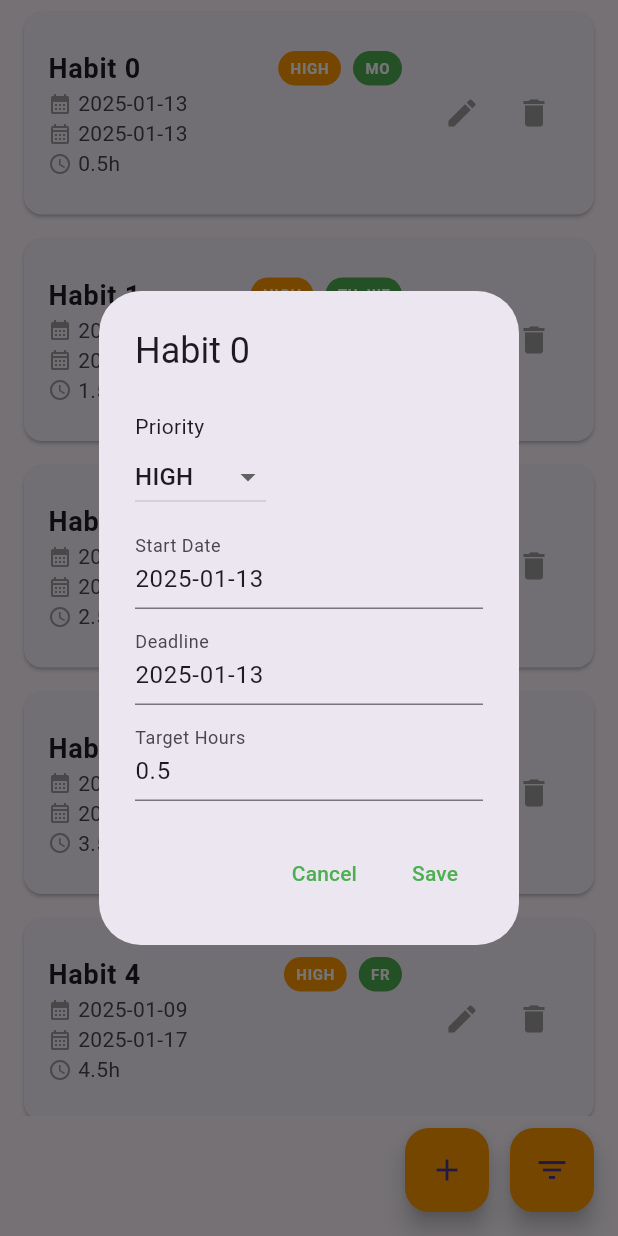
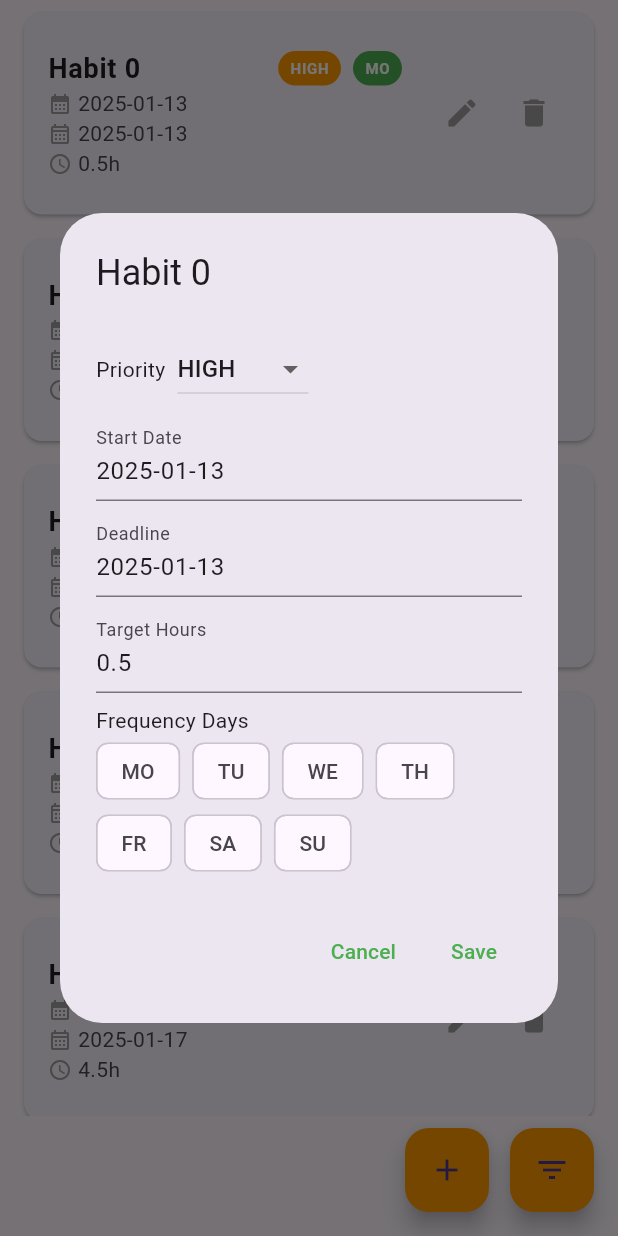
Before and after one commit to sk4ndal-commits/habitlyy, a Flutter app: the HabitsView screen opened directly, after a tap on the "edit" icon, on a phone screen of 412 x 824 dp. Run offline on Flutter 3.47's test engine with Material 3 defaults, Android fonts, the phone set to English and light mode, and no system bars; our stand-ins replace get_it, syncfusion_flutter_charts.

Commit message:
Make Days editable in habit view

```diff
--- a/lib/views/habits/habit_view.dart
+++ b/lib/views/habits/habit_view.dart
@@ -4,8 +4,7 @@ import '../../enums/frequency_days.dart';
 import '../../enums/habit_priority.dart';
 import '../../viewmodels/habits/habit_viewmodel.dart';
 
-/// A widget that displays a habit with options to edit or delete it.
-class HabitView extends StatelessWidget {
+class HabitView extends StatefulWidget {
   final TimeInvestmentHabitViewModel habit;
   final VoidCallback onDelete;
 
@@ -16,6 +15,11 @@ class HabitView extends StatelessWidget {
   }) : super(key: key);
 
   @override
+  _HabitViewState createState() => _HabitViewState();
+}
+
+class _HabitViewState extends State<HabitView> {
+  @override
   Widget build(BuildContext context) {
     return Card(
       margin: EdgeInsets.symmetric(vertical: 8.0, horizontal: 16.0),
@@ -25,7 +29,7 @@ class HabitView extends StatelessWidget {
           children: [
             Expanded(
               child: Text(
-                habit.title,
+                widget.habit.title,
                 style: TextStyle(fontWeight: FontWeight.bold, fontSize: 18.0),
               ),
             ),
@@ -36,7 +40,7 @@ class HabitView extends StatelessWidget {
                 borderRadius: BorderRadius.circular(12.0),
               ),
               child: Text(
-                habit.priority.toString().split('.').last,
+                widget.habit.priority.toString().split('.').last,
                 style: TextStyle(
                   color: Colors.white,
                   fontSize: 10.0,
@@ -52,7 +56,7 @@ class HabitView extends StatelessWidget {
                 borderRadius: BorderRadius.circular(12.0),
               ),
               child: Text(
-                _abbreviateFrequencyDays(habit.frequencyDays),
+                _abbreviateFrequencyDays(widget.habit.frequencyDays),
                 style: TextStyle(
                   color: Colors.white,
                   fontSize: 10.0,
@@ -69,7 +73,8 @@ class HabitView extends StatelessWidget {
               children: [
                 Icon(Icons.calendar_month, size: 16.0, color: Colors.grey),
                 SizedBox(width: 4.0),
-                Text('${habit.startDate.toLocal().toString().split(' ')[0]}'),
+                Text(
+                    '${widget.habit.startDate.toLocal().toString().split(' ')[0]}'),
               ],
             ),
             Row(
@@ -77,14 +82,15 @@ class HabitView extends StatelessWidget {
                 Icon(Icons.calendar_month_outlined,
                     size: 16.0, color: Colors.grey),
                 SizedBox(width: 4.0),
-                Text('${habit.deadline.toLocal().toString().split(' ')[0]}'),
+                Text(
+                    '${widget.habit.deadline.toLocal().toString().split(' ')[0]}'),
               ],
             ),
             Row(
               children: [
                 Icon(Icons.access_time, size: 16.0, color: Colors.grey),
                 SizedBox(width: 4.0),
-                Text('${habit.targetHours}h'),
+                Text('${widget.habit.targetHours}h'),
               ],
             ),
           ],
@@ -144,29 +150,35 @@ class HabitView extends StatelessWidget {
 
   void _showEditDialog(BuildContext context) {
     TextEditingController startDateController = TextEditingController(
-        text: habit.startDate.toLocal().toString().split(' ')[0]);
+        text: widget.habit.startDate.toLocal().toString().split(' ')[0]);
     TextEditingController deadlineController = TextEditingController(
-        text: habit.deadline.toLocal().toString().split(' ')[0]);
+        text: widget.habit.deadline.toLocal().toString().split(' ')[0]);
     TextEditingController targetHoursController =
-        TextEditingController(text: habit.targetHours.toString());
-    HabitPriority selectedPriority = habit.priority;
+        TextEditingController(text: widget.habit.targetHours.toString());
+    HabitPriority selectedPriority = widget.habit.priority;
+    List<FrequencyDay> selectedFrequencyDays = [];
 
     showDialog(
       context: context,
       builder: (BuildContext context) {
         return AlertDialog(
-          title: Text('${habit.title}'),
+          title: Text('${widget.habit.title}'),
           content: Column(
             mainAxisSize: MainAxisSize.min,
             crossAxisAlignment: CrossAxisAlignment.start,
             children: [
               SizedBox(height: 8.0),
+              Row(
+                children: [
                   Text("Priority"),
+                  SizedBox(width: 8.0),
                   DropdownButton<HabitPriority>(
                     value: selectedPriority,
                     onChanged: (HabitPriority? newValue) {
                       if (newValue != null) {
+                        setState(() {
                           selectedPriority = newValue;
+                        });
                       }
                     },
                     items: HabitPriority.values.map((HabitPriority priority) {
@@ -176,20 +188,80 @@ class HabitView extends StatelessWidget {
                       );
                     }).toList(),
                   ),
+                ],
+              ),
               SizedBox(height: 8.0),
               TextField(
                 controller: startDateController,
                 decoration: InputDecoration(labelText: 'Start Date'),
+                readOnly: true,
+                onTap: () async {
+                  DateTime? pickedDate = await showDatePicker(
+                    context: context,
+                    initialDate: DateTime.now(),
+                    firstDate: DateTime(2000),
+                    lastDate: DateTime(2101),
+                  );
+                  if (pickedDate != null) {
+                    setState(() {
+                      startDateController.text =
+                          pickedDate.toLocal().toString().split(' ')[0];
+                    });
+                  }
+                },
               ),
               SizedBox(height: 8.0),
               TextField(
                 controller: deadlineController,
                 decoration: InputDecoration(labelText: 'Deadline'),
+                readOnly: true,
+                onTap: () async {
+                  DateTime? pickedDate = await showDatePicker(
+                    context: context,
+                    initialDate: DateTime.now(),
+                    firstDate: DateTime(2000),
+                    lastDate: DateTime(2101),
+                  );
+                  if (pickedDate != null) {
+                    setState(() {
+                      deadlineController.text =
+                          pickedDate.toLocal().toString().split(' ')[0];
+                    });
+                  }
+                },
               ),
               SizedBox(height: 8.0),
               TextField(
                 controller: targetHoursController,
                 decoration: InputDecoration(labelText: 'Target Hours'),
+              ),
+              SizedBox(height: 8.0),
+              Column(
+                crossAxisAlignment: CrossAxisAlignment.start,
+                children: [
+                  Align(
+                    alignment: Alignment.centerLeft,
+                    child: Text('Frequency Days'),
+                  ),
+                  SizedBox(width: 8.0),
+                  Wrap(
+                    spacing: 8.0,
+                    children: FrequencyDay.values.map((day) {
+                      return ChoiceChip(
+                        label: Text(
+                            day.toString().split('.').last.substring(0, 2)),
+                        selected: selectedFrequencyDays.contains(day),
+                        onSelected: (bool selected) {
+                          setState(() {
+                            selected
+                                ? selectedFrequencyDays.add(day)
+                                : selectedFrequencyDays.remove(day);
+                          });
+                        },
+                      );
+                    }).toList(),
+                  ),
+                ],
               ),
             ],
           ),
@@ -205,11 +277,19 @@ class HabitView extends StatelessWidget {
               child: Text('Save'),
               style: TextButton.styleFrom(foregroundColor: Colors.green),
               onPressed: () {
+                setState(() {
                   // Update the habit details
-                habit.priority = selectedPriority;
-                habit.startDate = DateTime.parse(startDateController.text);
-                habit.deadline = DateTime.parse(deadlineController.text);
-                habit.targetHours = double.parse(targetHoursController.text);
+                  widget.habit.priority = selectedPriority;
+                  widget.habit.startDate =
+                      DateTime.parse(startDateController.text);
+                  widget.habit.deadline =
+                      DateTime.parse(deadlineController.text);
+                  widget.habit.targetHours =
+                      double.parse(targetHoursController.text);
+                  if (selectedFrequencyDays.isNotEmpty) {
+                    widget.habit.frequencyDays = selectedFrequencyDays;
+                  }
+                });
 
                 // Close the dialog
                 Navigator.of(context).pop();
@@ -234,7 +314,7 @@ class HabitView extends StatelessWidget {
       context: context,
       builder: (BuildContext context) {
         return AlertDialog(
-          title: Text(habit.title),
+          title: Text(widget.habit.title),
           content: Text('Do you really want to delete this habit?'),
           actions: <Widget>[
             TextButton(
@@ -248,11 +328,11 @@ class HabitView extends StatelessWidget {
               child: Text('Yes'),
               style: TextButton.styleFrom(foregroundColor: Colors.green),
               onPressed: () {
-                onDelete();
+                widget.onDelete();
                 Navigator.of(context).pop();
                 ScaffoldMessenger.of(context).showSnackBar(
                   SnackBar(
-                    content: Text('${habit.title} deleted'),
+                    content: Text('${widget.habit.title} deleted'),
                     duration: Duration(seconds: 1),
                   ),
                 );
```
Lines whose indentation alone changed are shown as unchanged.
